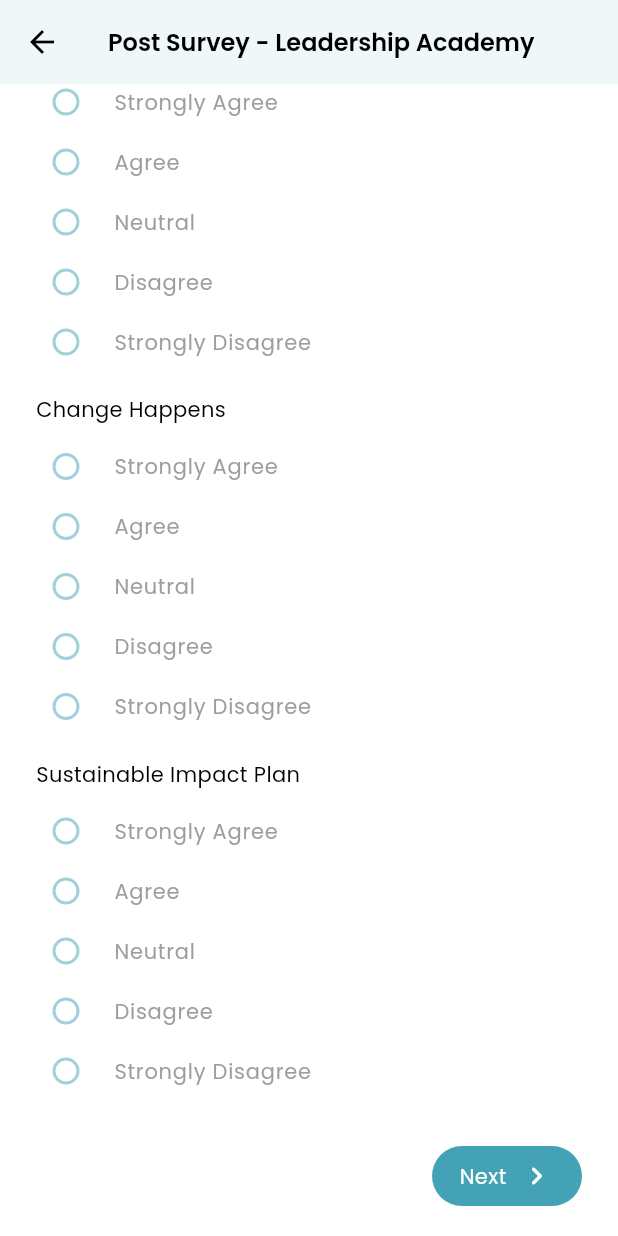
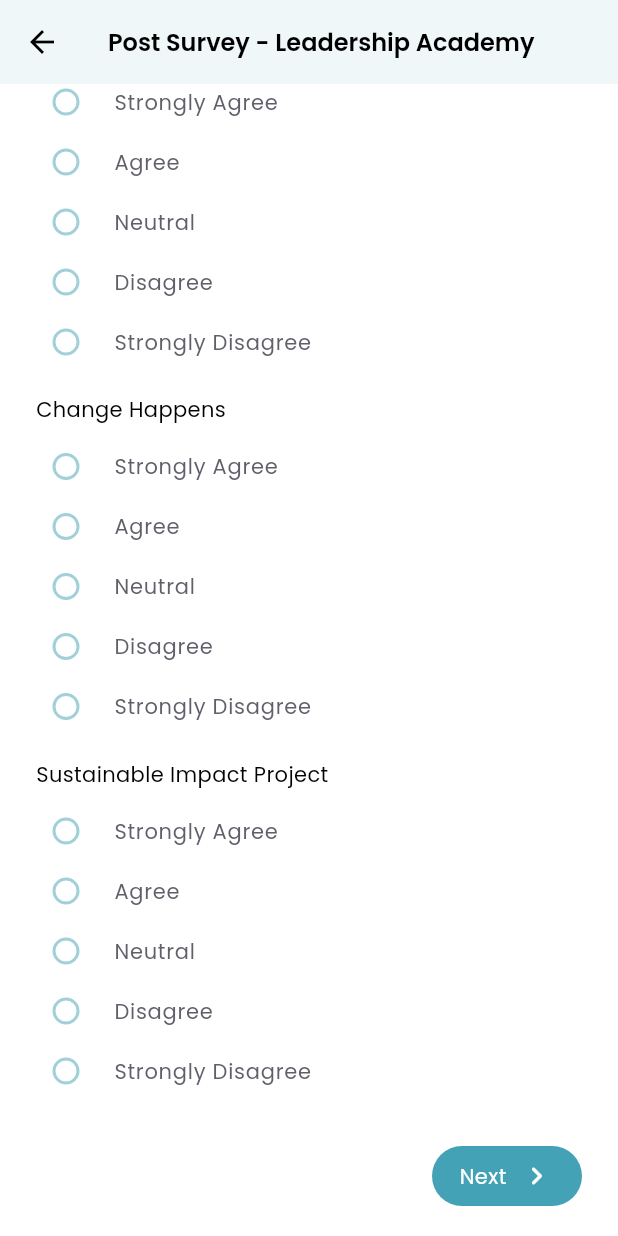
Before and after one commit to Phinexa-dev/gll-app, a Flutter app: the LAModuleSpecificFeedbackScreen screen opened directly with empty values, scrolled down 1566 dp, on a phone screen of 412 x 824 dp. Run offline on Flutter 3.47's test engine with Material 3 defaults, Android fonts, the phone set to English and light mode, and no system bars; our stand-ins replace connectivity_plus, dio, dotted_border, dropdown_search, equatable, file_picker and 19 more; missing offline and left inert: dio_http_formatter, emailjs, firebase_app_check, flutter_pdfview, syncfusion_flutter_pdf, syncfusion_flutter_pdfviewer; accounts and stored records are empty; generated files the repository leaves out were written again.

Commit message:
Post survey revamp

```diff
--- a/lib/feature/events/presentation/ui/screen/post_surveys/post_LA_survey/module_specific_feedback_screen.dart
+++ b/lib/feature/events/presentation/ui/screen/post_surveys/post_LA_survey/module_specific_feedback_screen.dart
@@ -33,7 +33,7 @@ class _LAModuleSpecificFeedbackScreenState
     "Values and Actions": ValueNotifier<String?>(null),
     "Working in Teams": ValueNotifier<String?>(null),
     "Change Happens": ValueNotifier<String?>(null),
-    "Sustainable Impact Plan": ValueNotifier<String?>(null),
+    "Sustainable Impact Project": ValueNotifier<String?>(null),
   };
 
   @override
@@ -131,8 +131,8 @@ class _LAModuleSpecificFeedbackScreenState
 
               // Question 8
               _buildQuestionWidget(
-                "Sustainable Impact Plan",
-                _questionErrors["Sustainable Impact Plan"]!,
+                "Sustainable Impact Project",
+                _questionErrors["Sustainable Impact Project"]!,
               ),
               SizedBox(height: 10),
 
--- a/lib/feature/events/presentation/ui/screen/post_surveys/post_TTT_survey/module_specific_feedback_screen.dart
+++ b/lib/feature/events/presentation/ui/screen/post_surveys/post_TTT_survey/module_specific_feedback_screen.dart
@@ -33,7 +33,7 @@ class _TTTModuleSpecificFeedbackScreenState
     "Values and Actions": ValueNotifier<String?>(null),
     "Working in Teams": ValueNotifier<String?>(null),
     "Change Happens": ValueNotifier<String?>(null),
-    "Sustainable Impact Plan": ValueNotifier<String?>(null),
+    "Sustainable Impact Project": ValueNotifier<String?>(null),
     "Principles of Experiential Learning": ValueNotifier<String?>(null),
     "Module Debrief Discussion": ValueNotifier<String?>(null),
     "Module Debrief Group Presentation": ValueNotifier<String?>(null),
@@ -135,8 +135,8 @@ class _TTTModuleSpecificFeedbackScreenState
               ),
               SizedBox(height: 15),
               _buildQuestionWidget(
-                "Sustainable Impact Plan",
-                _questionErrors["Sustainable Impact Plan"]!,
+                "Sustainable Impact Project",
+                _questionErrors["Sustainable Impact Project"]!,
               ),
               SizedBox(height: 20),
 
--- a/lib/feature/events/presentation/ui/widgets/survey_question_widget.dart
+++ b/lib/feature/events/presentation/ui/widgets/survey_question_widget.dart
@@ -48,7 +48,9 @@ class _SurveyQuestionState extends ConsumerState<SurveyQuestion> {
               title: Text(
                 option,
                 style: PhinexaFont.contentRegular.copyWith(
-                  color: _selectedOption == option ? Colors.black : Colors.grey,
+                  color: _selectedOption == option
+                      ? Colors.black
+                      : PhinexaColor.darkGrey,
                 ),
               ),
               value: option,
```
Also changed, not shown: lib/feature/events/presentation/ui/screen/post_surveys/post_LA_survey/application_of_skills_screen.dart (+50 -52 lines), lib/feature/events/presentation/ui/screen/post_surveys/post_TTT_survey/application_of_skills_screen.dart (+56 -56 lines).
